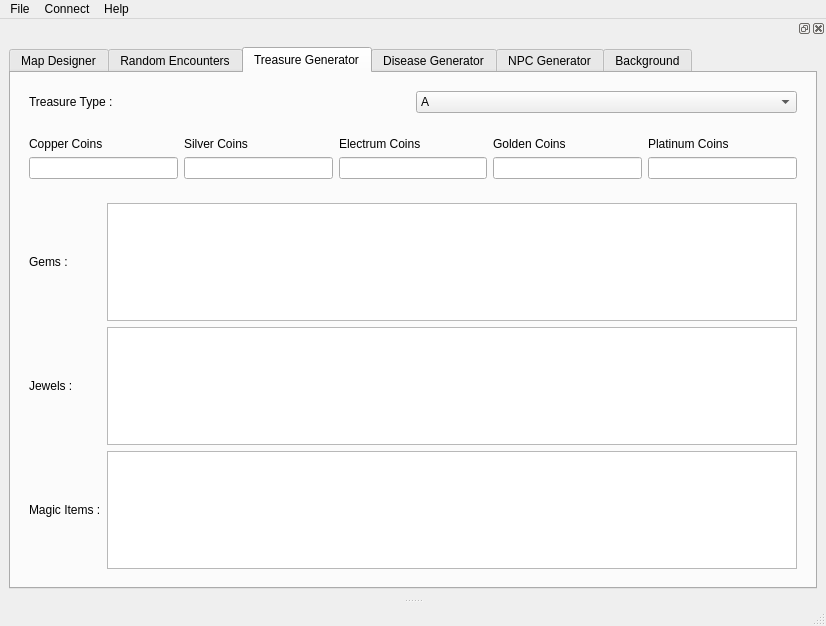
First picture: the form in UI/main_window.ui, repository sbordeyne/DnDApp, before the edit.
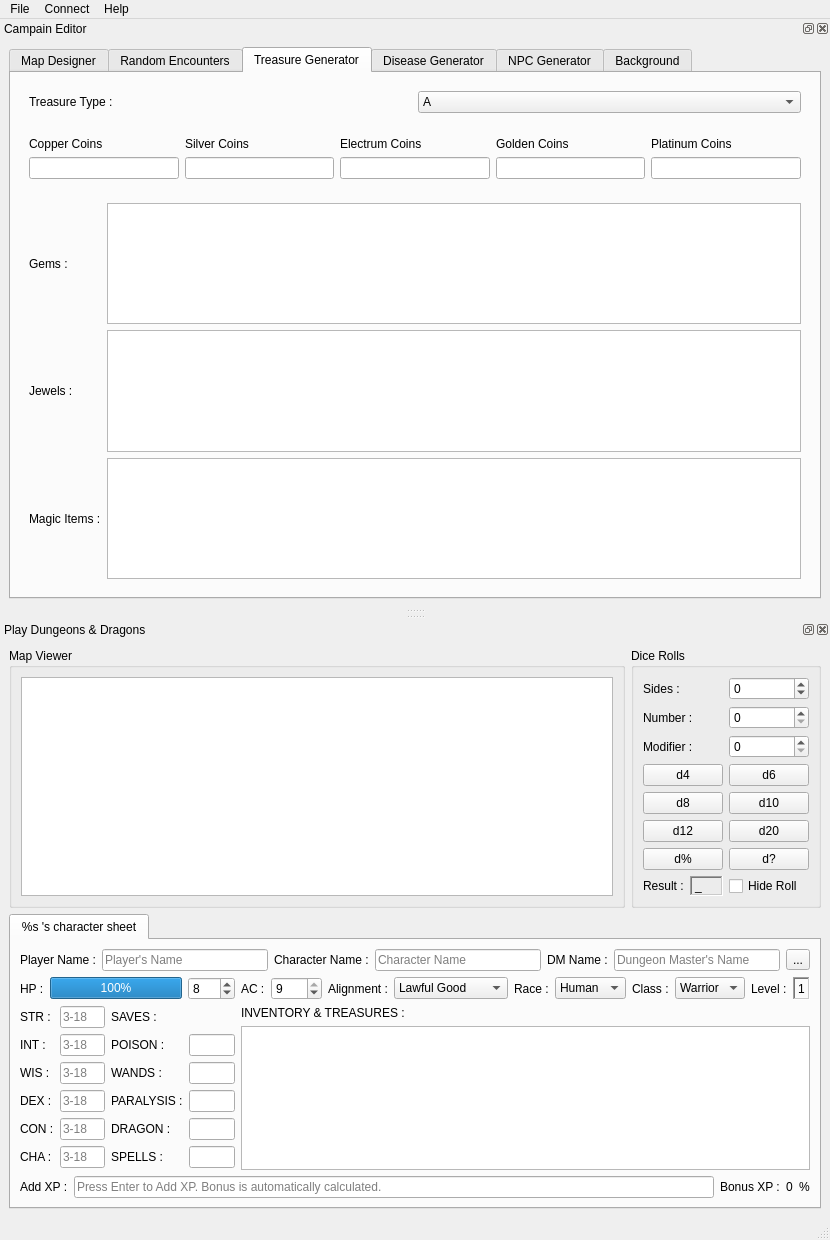
Second picture: the form after the edit. The open tabs and pages were chosen to show the change. Icons and pictures are not drawn.

Commit message: added resource pictures, designed the play interface, renamed objects of campain interface

Diff of the .ui file:
```diff
--- a/UI/main_window.ui
+++ b/UI/main_window.ui
@@ -6,8 +6,8 @@
    <rect>
     <x>0</x>
     <y>0</y>
-    <width>826</width>
-    <height>626</height>
+    <width>830</width>
+    <height>1240</height>
    </rect>
   </property>
   <property name="windowTitle">
@@ -22,7 +22,7 @@
     <rect>
      <x>0</x>
      <y>0</y>
-     <width>826</width>
+     <width>830</width>
      <height>21</height>
     </rect>
    </property>
@@ -58,9 +58,15 @@
   </widget>
   <widget class="QStatusBar" name="statusbar"/>
   <widget class="QDockWidget" name="dock_campain">
+   <property name="enabled">
+    <bool>true</bool>
+   </property>
    <property name="floating">
     <bool>false</bool>
    </property>
+   <property name="windowTitle">
+    <string>Campain Editor</string>
+   </property>
    <attribute name="dockWidgetArea">
     <number>4</number>
    </attribute>
@@ -640,7 +646,7 @@
              </widget>
             </item>
             <item row="6" column="1">
-             <layout class="QGridLayout" name="gridLayout_12">
+             <layout class="QGridLayout" name="layout_savesomonster">
               <item row="1" column="0">
                <widget class="QLabel" name="monster_saves_poison_value">
                 <property name="text">
@@ -714,7 +720,7 @@
              </layout>
             </item>
             <item row="0" column="1">
-             <layout class="QHBoxLayout" name="horizontalLayout_4">
+             <layout class="QHBoxLayout" name="layout_hpofmonster">
               <item>
                <widget class="QProgressBar" name="progressbar_healthorolledmonster">
                 <property name="value">
@@ -1014,19 +1020,6 @@
            </layout>
           </widget>
          </item>
-         <item row="4" column="1">
-          <spacer name="verticalSpacer_4">
-           <property name="orientation">
-            <enum>Qt::Vertical</enum>
-           </property>
-           <property name="sizeHint" stdset="0">
-            <size>
-             <width>20</width>
-             <height>40</height>
-            </size>
-           </property>
-          </spacer>
-         </item>
          <item row="3" column="1">
           <widget class="QWidget" name="widget_9" native="true">
            <layout class="QGridLayout" name="gridLayout_17">
@@ -1151,7 +1144,7 @@
              </widget>
             </item>
             <item row="0" column="1">
-             <widget class="QComboBox" name="comboBox_3">
+             <widget class="QComboBox" name="combobox_alignmentofnpc">
               <item>
                <property name="text">
                 <string>Any</string>
@@ -1263,7 +1256,7 @@
              </widget>
             </item>
             <item row="1" column="3">
-             <layout class="QHBoxLayout" name="horizontalLayout_2">
+             <layout class="QHBoxLayout" name="layout_levelofnpc">
               <item>
                <widget class="QSlider" name="slider_levelofnpc">
                 <property name="minimum">
@@ -1336,7 +1329,7 @@
         </attribute>
         <layout class="QGridLayout" name="gridLayout">
          <item row="3" column="0">
-          <widget class="QPlainTextEdit" name="plainTextEdit"/>
+          <widget class="QPlainTextEdit" name="textedit_background"/>
          </item>
          <item row="3" column="1">
           <widget class="QScrollBar" name="verticalScrollBar">
@@ -1346,7 +1339,742 @@
           </widget>
          </item>
          <item row="0" column="0">
-          <widget class="QFontComboBox" name="fontComboBox"/>
+          <widget class="QFontComboBox" name="font_background"/>
+         </item>
+        </layout>
+       </widget>
+      </widget>
+     </item>
+    </layout>
+   </widget>
+  </widget>
+  <widget class="QDockWidget" name="dock_client">
+   <property name="enabled">
+    <bool>true</bool>
+   </property>
+   <property name="windowTitle">
+    <string>Play Dungeons &amp; Dragons</string>
+   </property>
+   <attribute name="dockWidgetArea">
+    <number>8</number>
+   </attribute>
+   <widget class="QWidget" name="dockWidgetContents_3">
+    <layout class="QGridLayout" name="gridLayout_7">
+     <item row="1" column="0">
+      <layout class="QHBoxLayout" name="horizontalLayout">
+       <item>
+        <widget class="QGroupBox" name="groupBox_2">
+         <property name="title">
+          <string>Map Viewer</string>
+         </property>
+         <layout class="QGridLayout" name="gridLayout_11">
+          <item row="0" column="0">
+           <widget class="QGraphicsView" name="graphicsView_2"/>
+          </item>
+         </layout>
+        </widget>
+       </item>
+       <item>
+        <widget class="QGroupBox" name="groupBox">
+         <property name="title">
+          <string>Dice Rolls</string>
+         </property>
+         <layout class="QGridLayout" name="gridLayout_12">
+          <item row="7" column="0">
+           <layout class="QHBoxLayout" name="horizontalLayout_5">
+            <item>
+             <widget class="QLabel" name="label_32">
+              <property name="text">
+               <string>Result :</string>
+              </property>
+             </widget>
+            </item>
+            <item>
+             <widget class="QLabel" name="label_27">
+              <property name="frameShape">
+               <enum>QFrame::WinPanel</enum>
+              </property>
+              <property name="frameShadow">
+               <enum>QFrame::Sunken</enum>
+              </property>
+              <property name="text">
+               <string>_</string>
+              </property>
+             </widget>
+            </item>
+           </layout>
+          </item>
+          <item row="3" column="1">
+           <widget class="QPushButton" name="pushButton_2">
+            <property name="text">
+             <string>d6</string>
+            </property>
+            <property name="icon">
+             <iconset resource="../resources/resources.qrc">
+              <normaloff>:/images/images/dices/d6.png</normaloff>:/images/images/dices/d6.png</iconset>
+            </property>
+            <property name="iconSize">
+             <size>
+              <width>32</width>
+              <height>32</height>
+             </size>
+            </property>
+           </widget>
+          </item>
+          <item row="4" column="1">
+           <widget class="QPushButton" name="pushButton_4">
+            <property name="text">
+             <string>d10</string>
+            </property>
+            <property name="icon">
+             <iconset resource="../resources/resources.qrc">
+              <normaloff>:/images/images/dices/d10.png</normaloff>:/images/images/dices/d10.png</iconset>
+            </property>
+            <property name="iconSize">
+             <size>
+              <width>32</width>
+              <height>32</height>
+             </size>
+            </property>
+           </widget>
+          </item>
+          <item row="5" column="0">
+           <widget class="QPushButton" name="pushButton_5">
+            <property name="text">
+             <string>d12</string>
+            </property>
+            <property name="icon">
+             <iconset resource="../resources/resources.qrc">
+              <normaloff>:/images/images/dices/d12.png</normaloff>:/images/images/dices/d12.png</iconset>
+            </property>
+            <property name="iconSize">
+             <size>
+              <width>32</width>
+              <height>32</height>
+             </size>
+            </property>
+           </widget>
+          </item>
+          <item row="0" column="0">
+           <widget class="QLabel" name="label_4">
+            <property name="text">
+             <string>Sides :</string>
+            </property>
+           </widget>
+          </item>
+          <item row="4" column="0">
+           <widget class="QPushButton" name="pushButton_3">
+            <property name="text">
+             <string>d8</string>
+            </property>
+            <property name="icon">
+             <iconset resource="../resources/resources.qrc">
+              <normaloff>:/images/images/dices/d8.png</normaloff>:/images/images/dices/d8.png</iconset>
+            </property>
+            <property name="iconSize">
+             <size>
+              <width>32</width>
+              <height>32</height>
+             </size>
+            </property>
+           </widget>
+          </item>
+          <item row="3" column="0">
+           <widget class="QPushButton" name="pushButton">
+            <property name="text">
+             <string>d4</string>
+            </property>
+            <property name="icon">
+             <iconset resource="../resources/resources.qrc">
+              <normaloff>:/images/images/dices/d4.png</normaloff>:/images/images/dices/d4.png</iconset>
+            </property>
+            <property name="iconSize">
+             <size>
+              <width>32</width>
+              <height>32</height>
+             </size>
+            </property>
+           </widget>
+          </item>
+          <item row="0" column="1">
+           <widget class="QSpinBox" name="spinBox_3">
+            <property name="minimum">
+             <number>-9999</number>
+            </property>
+            <property name="maximum">
+             <number>9999</number>
+            </property>
+           </widget>
+          </item>
+          <item row="1" column="1">
+           <widget class="QSpinBox" name="spinBox"/>
+          </item>
+          <item row="2" column="1">
+           <widget class="QSpinBox" name="spinBox_2"/>
+          </item>
+          <item row="1" column="0">
+           <widget class="QLabel" name="label_2">
+            <property name="text">
+             <string>Number :</string>
+            </property>
+           </widget>
+          </item>
+          <item row="2" column="0">
+           <widget class="QLabel" name="label_3">
+            <property name="text">
+             <string>Modifier :</string>
+            </property>
+           </widget>
+          </item>
+          <item row="5" column="1">
+           <widget class="QPushButton" name="pushButton_6">
+            <property name="text">
+             <string>d20</string>
+            </property>
+            <property name="icon">
+             <iconset resource="../resources/resources.qrc">
+              <normaloff>:/images/images/dices/d20.png</normaloff>:/images/images/dices/d20.png</iconset>
+            </property>
+            <property name="iconSize">
+             <size>
+              <width>32</width>
+              <height>32</height>
+             </size>
+            </property>
+           </widget>
+          </item>
+          <item row="6" column="0">
+           <widget class="QPushButton" name="pushButton_7">
+            <property name="text">
+             <string>d%</string>
+            </property>
+            <property name="icon">
+             <iconset resource="../resources/resources.qrc">
+              <normaloff>:/images/images/dices/d100.png</normaloff>:/images/images/dices/d100.png</iconset>
+            </property>
+            <property name="iconSize">
+             <size>
+              <width>32</width>
+              <height>32</height>
+             </size>
+            </property>
+           </widget>
+          </item>
+          <item row="6" column="1">
+           <widget class="QPushButton" name="pushButton_8">
+            <property name="text">
+             <string>d?</string>
+            </property>
+            <property name="icon">
+             <iconset resource="../resources/resources.qrc">
+              <normaloff>:/images/images/dices/custom.png</normaloff>:/images/images/dices/custom.png</iconset>
+            </property>
+            <property name="iconSize">
+             <size>
+              <width>32</width>
+              <height>32</height>
+             </size>
+            </property>
+           </widget>
+          </item>
+          <item row="7" column="1">
+           <widget class="QCheckBox" name="checkBox">
+            <property name="text">
+             <string>Hide Roll</string>
+            </property>
+           </widget>
+          </item>
+         </layout>
+        </widget>
+       </item>
+      </layout>
+     </item>
+     <item row="2" column="0">
+      <widget class="QTabWidget" name="tab_character_sheets">
+       <property name="currentIndex">
+        <number>0</number>
+       </property>
+       <widget class="QWidget" name="character_sheet_1">
+        <attribute name="title">
+         <string>%s 's character sheet</string>
+        </attribute>
+        <layout class="QGridLayout" name="gridLayout_20">
+         <item row="0" column="2">
+          <layout class="QHBoxLayout" name="horizontalLayout_2">
+           <item>
+            <widget class="QLabel" name="label_5">
+             <property name="text">
+              <string>Player Name :</string>
+             </property>
+            </widget>
+           </item>
+           <item>
+            <widget class="QLineEdit" name="lineEdit">
+             <property name="placeholderText">
+              <string>Player's Name</string>
+             </property>
+            </widget>
+           </item>
+           <item>
+            <widget class="QLabel" name="label_6">
+             <property name="text">
+              <string>Character Name :</string>
+             </property>
+            </widget>
+           </item>
+           <item>
+            <widget class="QLineEdit" name="lineEdit_2">
+             <property name="inputMask">
+              <string/>
+             </property>
+             <property name="placeholderText">
+              <string>Character Name</string>
+             </property>
+            </widget>
+           </item>
+           <item>
+            <widget class="QLabel" name="label_7">
+             <property name="text">
+              <string>DM Name :</string>
+             </property>
+            </widget>
+           </item>
+           <item>
+            <widget class="QLineEdit" name="lineEdit_3">
+             <property name="placeholderText">
+              <string>Dungeon Master's Name</string>
+             </property>
+            </widget>
+           </item>
+           <item>
+            <widget class="QToolButton" name="toolbutton_charactersheet_options">
+             <property name="text">
+              <string>...</string>
+             </property>
+            </widget>
+           </item>
+          </layout>
+         </item>
+         <item row="1" column="2">
+          <layout class="QGridLayout" name="gridLayout_5">
+           <item row="0" column="0">
+            <layout class="QGridLayout" name="gridLayout_21">
+             <item row="0" column="0">
+              <widget class="QLabel" name="label">
+               <property name="text">
+                <string>HP :</string>
+               </property>
+              </widget>
+             </item>
+             <item row="0" column="1">
+              <widget class="QProgressBar" name="progressBar">
+               <property name="maximum">
+                <number>8</number>
+               </property>
+               <property name="value">
+                <number>8</number>
+               </property>
+              </widget>
+             </item>
+             <item row="0" column="2">
+              <widget class="QSpinBox" name="spinBox_4">
+               <property name="maximum">
+                <number>999</number>
+               </property>
+               <property name="value">
+                <number>8</number>
+               </property>
+              </widget>
+             </item>
+            </layout>
+           </item>
+           <item row="1" column="0">
+            <layout class="QGridLayout" name="gridLayout_22">
+             <item row="6" column="2">
+              <widget class="QLabel" name="label_19">
+               <property name="text">
+                <string>SPELLS :</string>
+               </property>
+              </widget>
+             </item>
+             <item row="5" column="2">
+              <widget class="QLabel" name="label_18">
+               <property name="text">
+                <string>DRAGON :</string>
+               </property>
+              </widget>
+             </item>
+             <item row="4" column="2">
+              <widget class="QLabel" name="label_17">
+               <property name="text">
+                <string>PARALYSIS :</string>
+               </property>
+              </widget>
+             </item>
+             <item row="6" column="0">
+              <widget class="QLabel" name="label_12">
+               <property name="text">
+                <string>CHA :</string>
+               </property>
+              </widget>
+             </item>
+             <item row="2" column="0">
+              <widget class="QLabel" name="label_9">
+               <property name="text">
+                <string>INT :</string>
+               </property>
+              </widget>
+             </item>
+             <item row="4" column="0">
+              <widget class="QLabel" name="label_13">
+               <property name="text">
+                <string>DEX :</string>
+               </property>
+              </widget>
+             </item>
+             <item row="3" column="0">
+              <widget class="QLabel" name="label_10">
+               <property name="text">
+                <string>WIS :</string>
+               </property>
+              </widget>
+             </item>
+             <item row="5" column="0">
+              <widget class="QLabel" name="label_11">
+               <property name="text">
+                <string>CON :</string>
+               </property>
+              </widget>
+             </item>
+             <item row="3" column="1">
+              <widget class="QLineEdit" name="lineEdit_6">
+               <property name="inputMethodHints">
+                <set>Qt::ImhFormattedNumbersOnly</set>
+               </property>
+               <property name="placeholderText">
+                <string>3-18</string>
+               </property>
+              </widget>
+             </item>
+             <item row="3" column="2">
+              <widget class="QLabel" name="label_16">
+               <property name="text">
+                <string>WANDS :</string>
+               </property>
+              </widget>
+             </item>
+             <item row="6" column="1">
+              <widget class="QLineEdit" name="lineEdit_9">
+               <property name="inputMethodHints">
+                <set>Qt::ImhFormattedNumbersOnly</set>
+               </property>
+               <property name="placeholderText">
+                <string>3-18</string>
+               </property>
+              </widget>
+             </item>
+             <item row="5" column="1">
+              <widget class="QLineEdit" name="lineEdit_8">
+               <property name="inputMethodHints">
+                <set>Qt::ImhFormattedNumbersOnly</set>
+               </property>
+               <property name="placeholderText">
+                <string>3-18</string>
+               </property>
+              </widget>
+             </item>
+             <item row="1" column="0">
+              <widget class="QLabel" name="label_8">
+               <property name="text">
+                <string>STR :</string>
+               </property>
+              </widget>
+             </item>
+             <item row="2" column="2">
+              <widget class="QLabel" name="label_15">
+               <property name="text">
+                <string>POISON :</string>
+               </property>
+              </widget>
+             </item>
+             <item row="1" column="2">
+              <widget class="QLabel" name="label_14">
+               <property name="text">
+                <string>SAVES :</string>
+               </property>
+              </widget>
+             </item>
+             <item row="1" column="1">
+              <widget class="QLineEdit" name="lineEdit_4">
+               <property name="inputMethodHints">
+                <set>Qt::ImhFormattedNumbersOnly</set>
+               </property>
+               <property name="placeholderText">
+                <string>3-18</string>
+               </property>
+              </widget>
+             </item>
+             <item row="4" column="1">
+              <widget class="QLineEdit" name="lineEdit_7">
+               <property name="inputMethodHints">
+                <set>Qt::ImhFormattedNumbersOnly</set>
+               </property>
+               <property name="placeholderText">
+                <string>3-18</string>
+               </property>
+              </widget>
+             </item>
+             <item row="2" column="1">
+              <widget class="QLineEdit" name="lineEdit_5">
+               <property name="inputMethodHints">
+                <set>Qt::ImhFormattedNumbersOnly</set>
+               </property>
+               <property name="placeholderText">
+                <string>3-18</string>
+               </property>
+              </widget>
+             </item>
+             <item row="2" column="3">
+              <widget class="QLineEdit" name="lineEdit_10"/>
+             </item>
+             <item row="3" column="3">
+              <widget class="QLineEdit" name="lineEdit_11"/>
+             </item>
+             <item row="4" column="3">
+              <widget class="QLineEdit" name="lineEdit_12"/>
+             </item>
+             <item row="5" column="3">
+              <widget class="QLineEdit" name="lineEdit_13"/>
+             </item>
+             <item row="6" column="3">
+              <widget class="QLineEdit" name="lineEdit_14"/>
+             </item>
+            </layout>
+           </item>
+           <item row="0" column="1">
+            <layout class="QHBoxLayout" name="horizontalLayout_3">
+             <item>
+              <widget class="QLabel" name="label_20">
+               <property name="text">
+                <string>AC :</string>
+               </property>
+              </widget>
+             </item>
+             <item>
+              <widget class="QSpinBox" name="spinBox_5">
+               <property name="suffix">
+                <string/>
+               </property>
+               <property name="minimum">
+                <number>-999</number>
+               </property>
+               <property name="maximum">
+                <number>9</number>
+               </property>
+               <property name="value">
+                <number>9</number>
+               </property>
+              </widget>
+             </item>
+             <item>
+              <widget class="QLabel" name="label_21">
+               <property name="text">
+                <string>Alignment :</string>
+               </property>
+              </widget>
+             </item>
+             <item>
+              <widget class="QComboBox" name="comboBox">
+               <item>
+                <property name="text">
+                 <string>Lawful Good</string>
+                </property>
+               </item>
+               <item>
+                <property name="text">
+                 <string>Lawful Neutral</string>
+                </property>
+               </item>
+               <item>
+                <property name="text">
+                 <string>Lawful Evil</string>
+                </property>
+               </item>
+               <item>
+                <property name="text">
+                 <string>Neutral Good</string>
+                </property>
+               </item>
+               <item>
+                <property name="text">
+                 <string>Neutral Neutral</string>
+                </property>
+               </item>
+               <item>
+                <property name="text">
+                 <string>Neutral Evil</string>
+                </property>
+               </item>
+               <item>
+                <property name="text">
+                 <string>Chaotic Good</string>
+                </property>
+               </item>
+               <item>
+                <property name="text">
+                 <string>Chaotic Neutral</string>
+                </property>
+               </item>
+               <item>
+                <property name="text">
+                 <string>Chaotic Evil</string>
+                </property>
+               </item>
+              </widget>
+             </item>
+             <item>
+              <widget class="QLabel" name="label_22">
+               <property name="text">
+                <string>Race :</string>
+               </property>
+              </widget>
+             </item>
+             <item>
+              <widget class="QComboBox" name="comboBox_2">
+               <item>
+                <property name="text">
+                 <string>Human</string>
+                </property>
+               </item>
+               <item>
+                <property name="text">
+                 <string>Elf</string>
+                </property>
+               </item>
+               <item>
+                <property name="text">
+                 <string>Dwarf</string>
+                </property>
+               </item>
+               <item>
+                <property name="text">
+                 <string>Halfelin</string>
+                </property>
+               </item>
+               <item>
+                <property name="text">
+                 <string>Ork</string>
+                </property>
+               </item>
+              </widget>
+             </item>
+             <item>
+              <widget class="QLabel" name="label_23">
+               <property name="text">
+                <string>Class :</string>
+               </property>
+              </widget>
+             </item>
+             <item>
+              <widget class="QComboBox" name="comboBox_3">
+               <item>
+                <property name="text">
+                 <string>Warrior</string>
+                </property>
+               </item>
+               <item>
+                <property name="text">
+                 <string>Wizard</string>
+                </property>
+               </item>
+               <item>
+                <property name="text">
+                 <string>Cleric</string>
+                </property>
+               </item>
+               <item>
+                <property name="text">
+                 <string>Thief</string>
+                </property>
+               </item>
+              </widget>
+             </item>
+             <item>
+              <widget class="QLabel" name="label_25">
+               <property name="text">
+                <string>Level :</string>
+               </property>
+              </widget>
+             </item>
+             <item>
+              <widget class="QLabel" name="label_26">
+               <property name="frameShape">
+                <enum>QFrame::WinPanel</enum>
+               </property>
+               <property name="frameShadow">
+                <enum>QFrame::Sunken</enum>
+               </property>
+               <property name="text">
+                <string>1</string>
+               </property>
+              </widget>
+             </item>
+            </layout>
+           </item>
+           <item row="1" column="1">
+            <layout class="QVBoxLayout" name="verticalLayout">
+             <item>
+              <widget class="QLabel" name="label_24">
+               <property name="text">
+                <string>INVENTORY &amp; TREASURES :</string>
+               </property>
+              </widget>
+             </item>
+             <item>
+              <widget class="QPlainTextEdit" name="plainTextEdit"/>
+             </item>
+            </layout>
+           </item>
+          </layout>
+         </item>
+         <item row="2" column="2">
+          <layout class="QHBoxLayout" name="horizontalLayout_4">
+           <item>
+            <widget class="QLabel" name="label_28">
+             <property name="text">
+              <string>Add XP :</string>
+             </property>
+            </widget>
+           </item>
+           <item>
+            <widget class="QLineEdit" name="lineEdit_15">
+             <property name="placeholderText">
+              <string>Press Enter to Add XP. Bonus is automatically calculated.</string>
+             </property>
+            </widget>
+           </item>
+           <item>
+            <widget class="QLabel" name="label_29">
+             <property name="text">
+              <string>Bonus XP :</string>
+             </property>
+            </widget>
+           </item>
+           <item>
+            <widget class="QLabel" name="label_30">
+             <property name="text">
+              <string>0</string>
+             </property>
+            </widget>
+           </item>
+           <item>
+            <widget class="QLabel" name="label_31">
+             <property name="text">
+              <string>%</string>
+             </property>
+            </widget>
+           </item>
+          </layout>
          </item>
         </layout>
        </widget>
```
Left out of the diff: 77 changed lines with no effect on the pictures. The commit also changes 92 other files.
